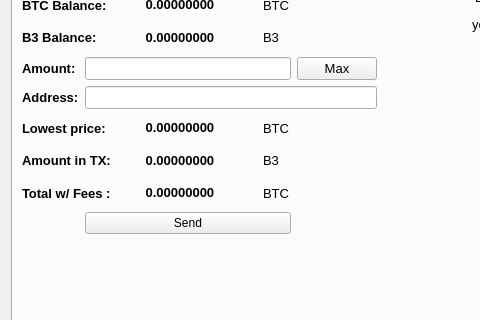
Qt form src/qt/forms/tradingdialog.ui (joshafest/B3Coin) before a commit; both pictures show x 0 to 480 and y 162 to 482 of the 1031 by 599 pixel window.
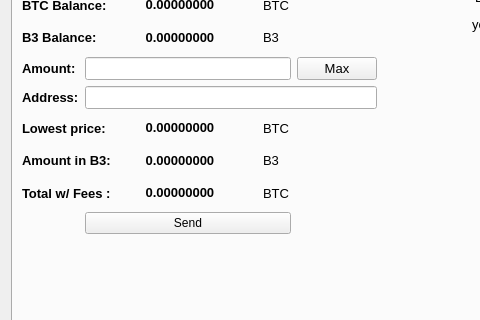
The same form after that commit. The open tabs and pages were chosen to show the change. Icons and pictures are not drawn.

```diff
--- a/src/qt/forms/tradingdialog.ui
+++ b/src/qt/forms/tradingdialog.ui
@@ -3909,7 +3909,7 @@
             </font>
            </property>
            <property name="text">
-            <string>Amount in TX:</string>
+            <string>Amount in B3:</string>
            </property>
           </widget>
          </item>
```
